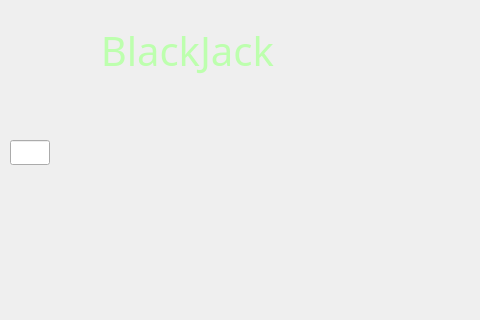
This is gamewindow.ui in pozitivchic11/BlackJack as Qt 5 draws it before an edit; both pictures show x 220 to 700 and y 0 to 320 of the 800 by 500 pixel window. The edited form follows.
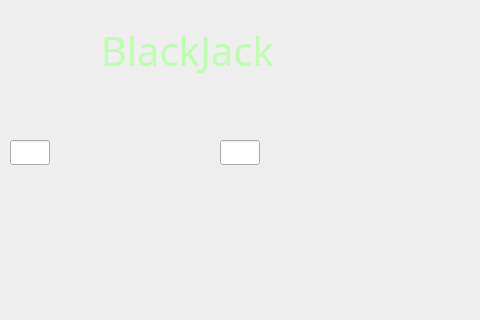
This is the edited form. Icons and pictures are not drawn.

What changed in the file:
```diff
--- a/gamewindow.ui
+++ b/gamewindow.ui
@@ -286,6 +286,16 @@
     <set>Qt::AlignRight|Qt::AlignTrailing|Qt::AlignVCenter</set>
    </property>
   </widget>
+  <widget class="QLineEdit" name="computerPoints">
+   <property name="geometry">
+    <rect>
+     <x>440</x>
+     <y>140</y>
+     <width>40</width>
+     <height>25</height>
+    </rect>
+   </property>
+  </widget>
  </widget>
  <resources/>
  <connections/>
```
